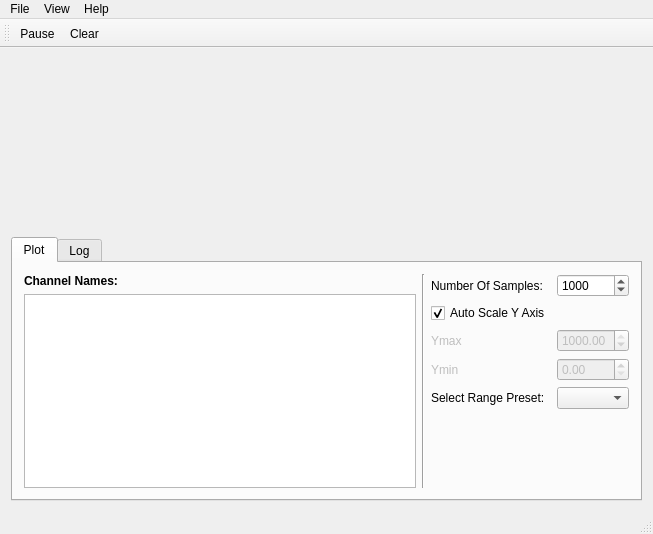
This is src/mainwindow.ui in AlexanderAmelkin/SerialPlot as Qt 5 draws it before an edit. The edited form follows.
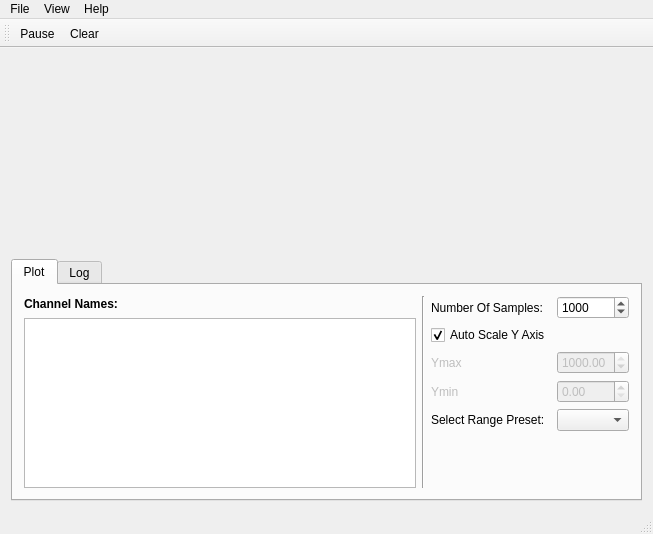
This is the edited form. Custom widgets are drawn as their Qt base class.

Commit message: added maximum height for channel name view so that when plot tab clicked for the first time tab widget doesn't move

Patch:
```diff
--- a/src/mainwindow.ui
+++ b/src/mainwindow.ui
@@ -69,7 +69,14 @@
            </widget>
           </item>
           <item>
-           <widget class="QListView" name="lvChannelNames"/>
+           <widget class="QListView" name="lvChannelNames">
+            <property name="maximumSize">
+             <size>
+              <width>16777215</width>
+              <height>170</height>
+             </size>
+            </property>
+           </widget>
           </item>
          </layout>
         </item>
```
